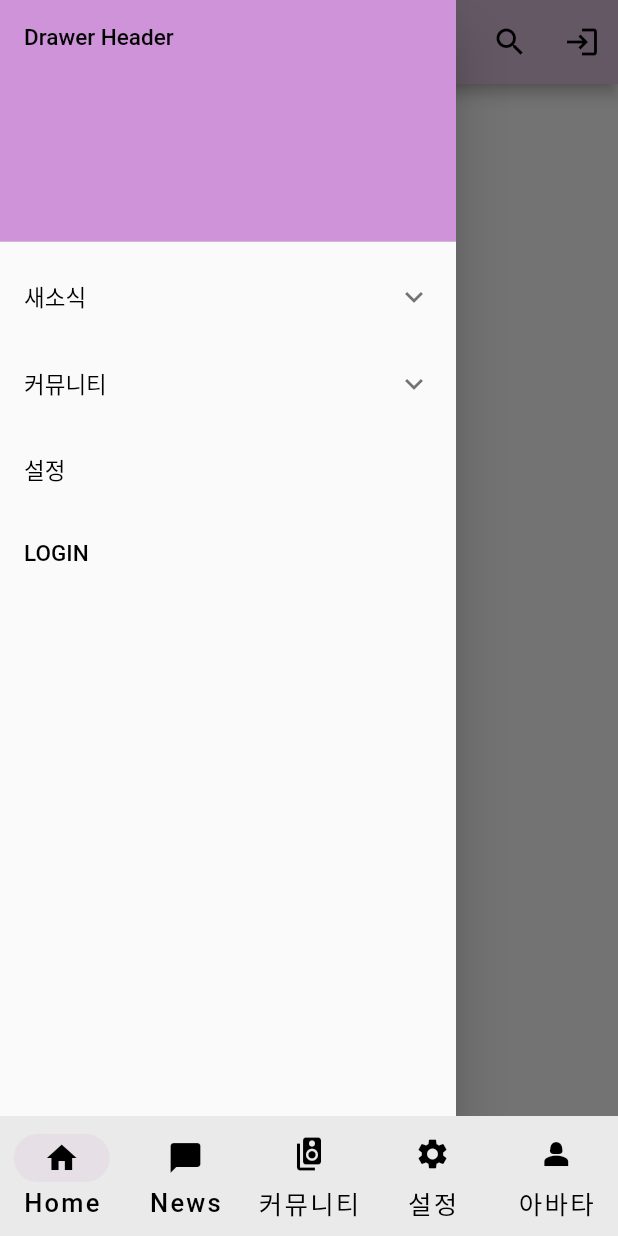
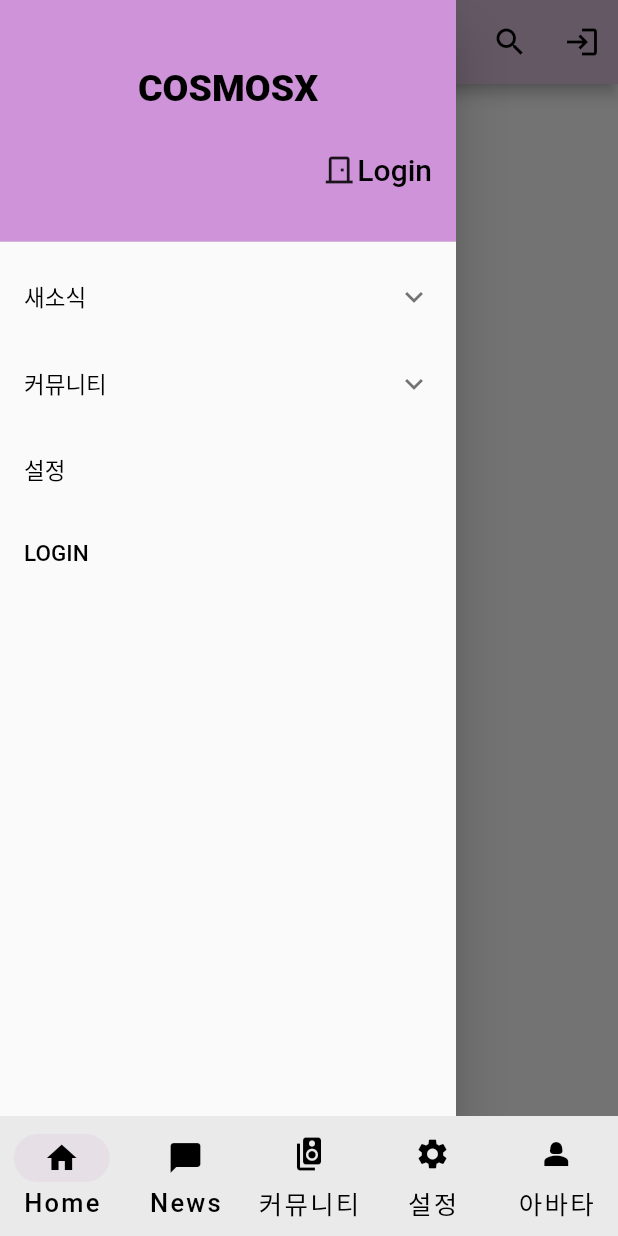
Before and after one commit to kasreder/webtesthttp, a Flutter app: the screen it shows after launch, with the side drawer open, on a phone screen of 412 x 824 dp. Run offline on Flutter 3.47's test engine with Material 2 defaults, Android fonts, the phone set to English and light mode, and no system bars; our stand-ins replace data_table_2, go_router, url_strategy; Roboto replaces fonts that are missing (Nanum).

Commit message:
깃헙
깃헙

```diff
--- a/lib/main.dart
+++ b/lib/main.dart
@@ -58,17 +58,17 @@ class MyApp extends StatelessWidget {
           labelSmall: TextStyle(
               color: Colors.green, fontSize: 17, fontWeight: FontWeight.w500),
           headlineLarge: TextStyle(
-              color: Colors.blue, fontSize: 60, fontWeight: FontWeight.w500),
+              color: Colors.blue, fontSize: 40, fontWeight: FontWeight.w500),
           headlineMedium: TextStyle(
-              color: Colors.blue, fontSize: 50, fontWeight: FontWeight.w500),
+              color: Colors.blue, fontSize: 30, fontWeight: FontWeight.w500),
           headlineSmall: TextStyle(
-              color: Colors.blue, fontSize: 40, fontWeight: FontWeight.w500),
+              color: Colors.blue, fontSize: 20, fontWeight: FontWeight.w500),
           displayLarge: TextStyle(
-              color: Colors.black, fontSize: 60, fontWeight: FontWeight.w100),
+              color: Colors.black, fontSize: 40, fontWeight: FontWeight.w700),
           displayMedium: TextStyle(
-              color: Colors.black, fontSize: 50, fontWeight: FontWeight.w100),
+              color: Colors.black, fontSize: 25, fontWeight: FontWeight.w700),
           displaySmall: TextStyle(
-              color: Colors.black, fontSize: 40, fontWeight: FontWeight.w100),
+              color: Colors.black, fontSize: 20, fontWeight: FontWeight.w700),
         ),
       ),
     );
--- a/lib/route.dart
+++ b/lib/route.dart
@@ -77,7 +77,7 @@ final goRouter = GoRouter(
                   routes: [
                     GoRoute(
                       path: 'noticeread',
-                      builder: (context, state) => const NoticeDetailsScreen(label: 'A아님감'),
+                      builder: (context, state) => const NoticeDetailsScreen(label: 'COSMOSX > 공지게시판'),
                     ),
                   ],
                 ),
--- a/lib/screens/boards.dart
+++ b/lib/screens/boards.dart
@@ -1,5 +1,4 @@
 import 'package:data_table_2/data_table_2.dart';
-import 'package:flutter/foundation.dart';
 import 'package:flutter/material.dart';
 import 'package:go_router/go_router.dart';
 
@@ -94,7 +93,7 @@ class _BoardsState extends State<Boards> {
                       return Center(
                         child: Text(
                           '${snapshot.error} occurred',
-                          style: TextStyle(fontSize: 18),
+                          style: const TextStyle(fontSize: 18),
                         ),
                       ); // if we got our data
                     } else if (snapshot.hasData) {
--- a/lib/widgets/drawer.dart
+++ b/lib/widgets/drawer.dart
@@ -21,10 +21,22 @@ class BaseDrawer extends StatelessWidget {
         padding: EdgeInsets.zero,
         children: [
           const DrawerHeader(
-            child: Text('Drawer Header'),
             decoration: BoxDecoration(
               // color: Colors.deepPurpleAccent,
               color: Color(0xffce93d8),
+            ),
+            child: Column(
+              mainAxisAlignment: MainAxisAlignment.spaceEvenly,
+              children: [
+                Text('COSMOSX',style: TextStyle(fontSize: 25, fontWeight: FontWeight.w800),),
+                Row(
+                  mainAxisAlignment: MainAxisAlignment.end,
+                  children: [
+                    Icon(Icons.door_front_door_outlined),
+                    Text('Login',style: TextStyle(fontSize: 20, fontWeight: FontWeight.w500),),
+                  ],
+                ),
+              ],
             ),
           ),
           ExpansionTile(
```
Also changed, not shown: lib/screens/NewsnNotice.dart (+31 -25 lines).
